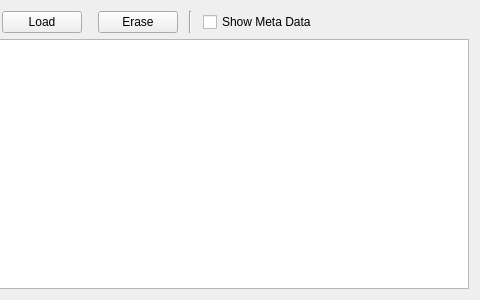
Before: the Qt Designer form ground/openpilotgcs/src/plugins/uavobjectbrowser/uavobjectbrowser.ui in openpilot/OpenPilot, drawn with Qt 5; both pictures show x 306 to 786 and y 0 to 300 of the 786 by 300 pixel window.
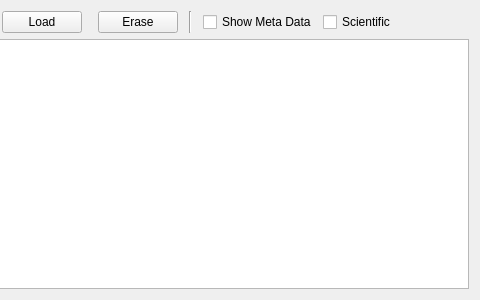
After: the same form once the commit is applied.

Commit message: OP-359 Added setting in UAVO browser widget to enable/disable editors using scientific notation.

Patch:
```diff
--- a/ground/openpilotgcs/src/plugins/uavobjectbrowser/uavobjectbrowser.ui
+++ b/ground/openpilotgcs/src/plugins/uavobjectbrowser/uavobjectbrowser.ui
@@ -202,6 +202,16 @@
        </property>
       </widget>
      </item>
+     <item>
+      <widget class="QCheckBox" name="scientificNotationCheckbox">
+       <property name="toolTip">
+        <string>Use scientific editors</string>
+       </property>
+       <property name="text">
+        <string>Scientific</string>
+       </property>
+      </widget>
+     </item>
      <item>
       <spacer name="horizontalSpacer_3">
        <property name="orientation">
```
The commit also changes 6 other files.
